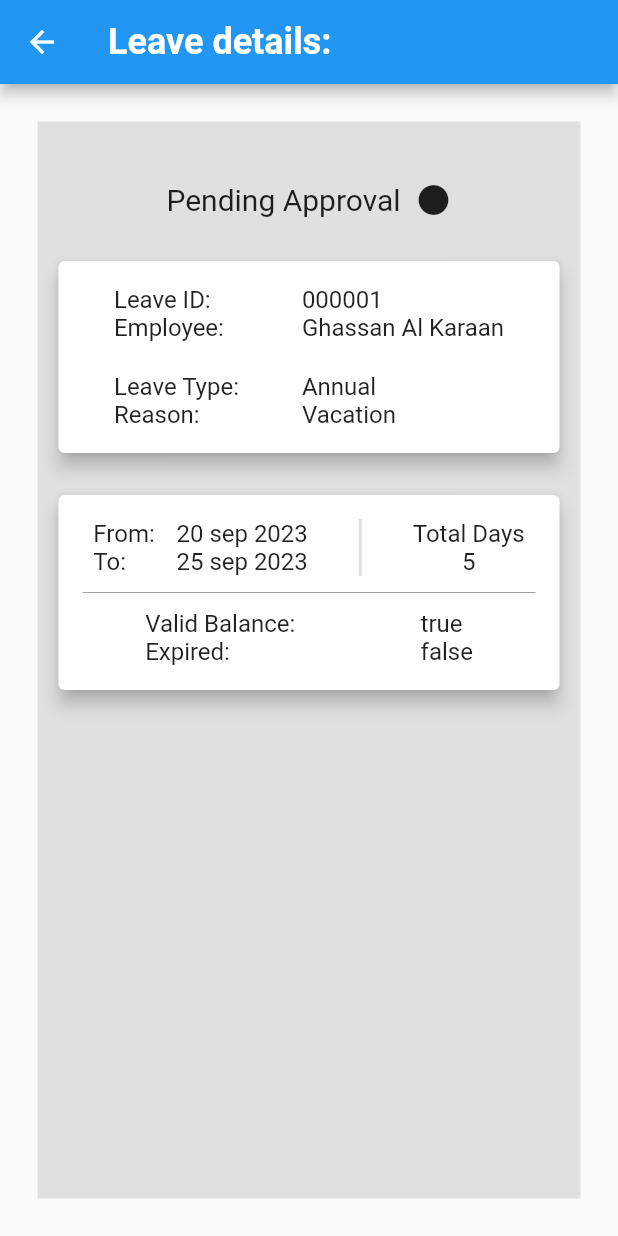
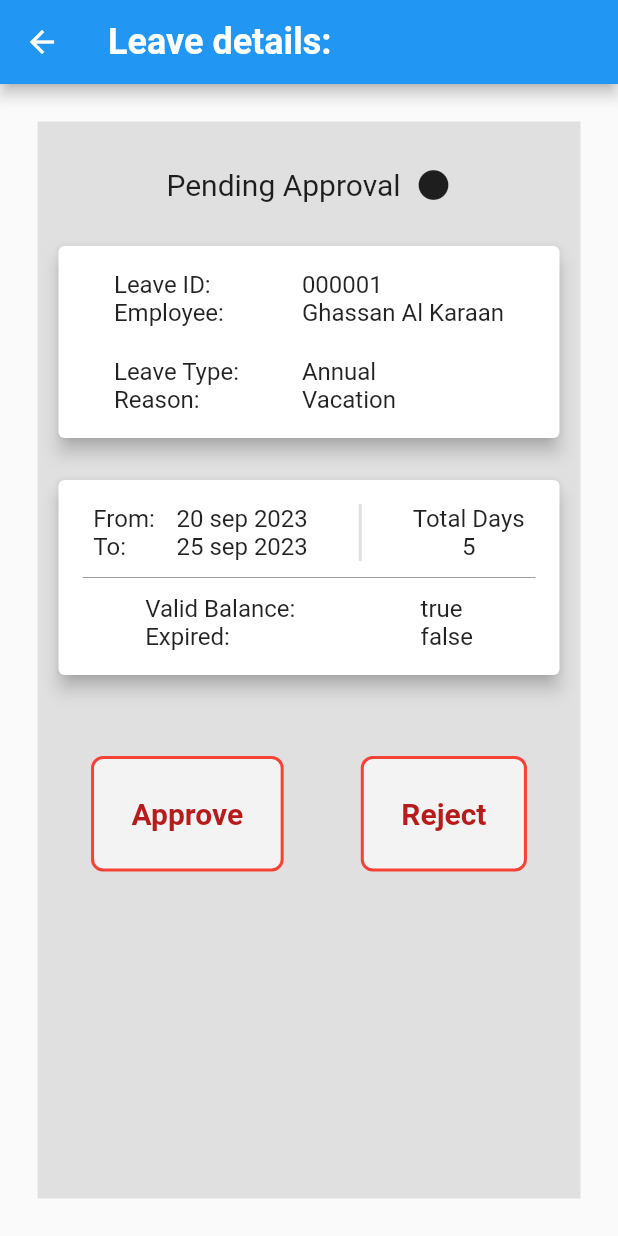
Before and after one commit to GhassanAlKaraan/employee-self-service-app, a Flutter app: the LeaveDetailsPage screen opened directly with empty values, on a phone screen of 412 x 824 dp. Run offline on Flutter 3.47's test engine with Material 2 defaults, Android fonts, the phone set to English and light mode, and no system bars; our stand-ins replace cloud_firestore, firebase_auth, firebase_core, google_sign_in; accounts and stored records are empty.

Commit message:
added button to leave details

```diff
--- a/lib/read_leaves page/components/info_card_2.dart
+++ b/lib/read_leaves page/components/info_card_2.dart
@@ -1,7 +1,7 @@
 import 'package:flutter/material.dart';
 
 class InfoCard2 extends StatelessWidget {
-  InfoCard2(
+  const InfoCard2(
       {super.key,
       required this.fromDate,
       required this.toDate,
@@ -53,7 +53,7 @@ class InfoCard2 extends StatelessWidget {
                       width: 5,
                     ),
 
-                    VerticalDivider(width: 2, thickness: 2,),
+                    const VerticalDivider(width: 2, thickness: 2,),
                     const SizedBox(
                       width: 5,
                     ),
@@ -76,7 +76,7 @@ class InfoCard2 extends StatelessWidget {
               const SizedBox(
                 height: 10,
               ),
-              Divider(height: 2, color: Colors.grey,),
+              const Divider(height: 2, color: Colors.grey,),
               const SizedBox(
                 height: 10,
               ),
--- a/lib/read_leaves page/details_page_example.dart
+++ b/lib/read_leaves page/details_page_example.dart
@@ -1,4 +1,5 @@
 import 'package:flutter/material.dart';
+import 'package:new_ess/login_register/components/my_button_2.dart';
 
 import 'components/info_card_1.dart';
 import 'components/info_card_2.dart';
@@ -10,8 +11,9 @@ class DetailsPageExample extends StatelessWidget {
   Widget build(BuildContext context) {
     return Column(
       children: [
+        // Status
         const SizedBox(
-          height: 30,
+          height: 20,
         ),
         const Row(
           mainAxisAlignment: MainAxisAlignment.center,
@@ -29,6 +31,8 @@ class DetailsPageExample extends StatelessWidget {
         const SizedBox(
           height: 25,
         ),
+
+        // First card
         const InfoCard1(
             leaveId: "000001",
             employeeName: "Ghassan Al Karaan",
@@ -37,12 +41,25 @@ class DetailsPageExample extends StatelessWidget {
         const SizedBox(
           height: 20,
         ),
-        InfoCard2(
+
+        // Second card
+        const InfoCard2(
           fromDate: "20 sep 2023",
           toDate: "25 sep 2023",
           validBalance: true,
           expired: false,
         ),
+        const SizedBox(
+          height: 50,
+        ),
+
+        Row(
+          mainAxisAlignment: MainAxisAlignment.spaceAround,
+          children: [
+            MyButton2(onTap: () {}, txt: "Approve"),
+            MyButton2(onTap: () {}, txt: "Reject"),
+          ],
+        )
       ],
     );
   }
```
Also changed, not shown: lib/read_leaves page/components/my_button.dart (added, +38 -0 lines), lib/read_leaves page/components/my_button_2.dart (added, +38 -0 lines).
